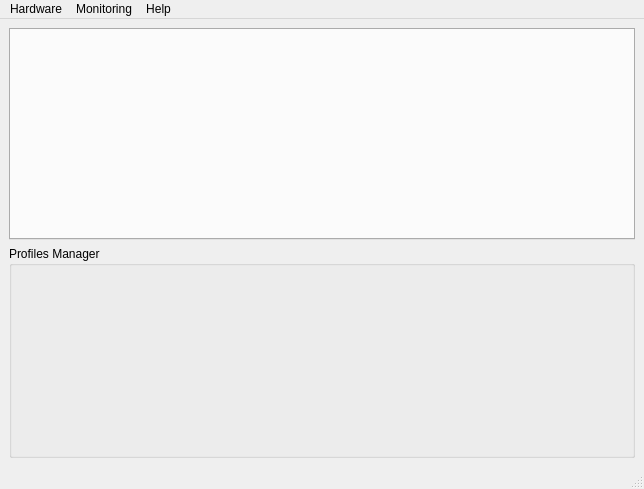
Old version of the form res/MainWindow.ui in the repository manoukianv/OpenFFBoard-configurator.
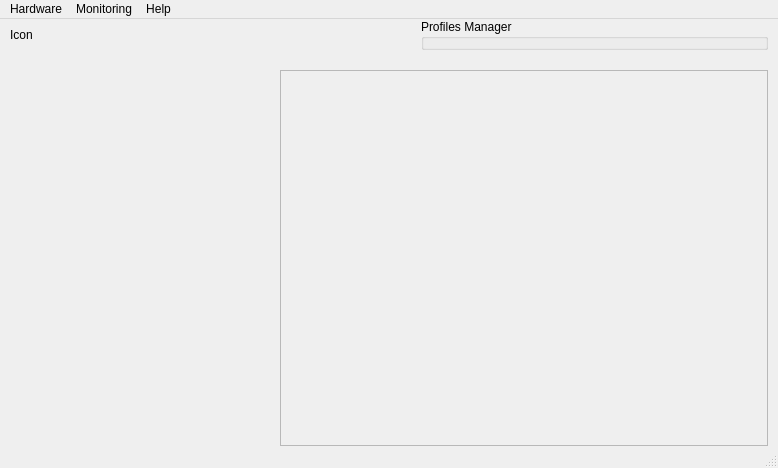
New version of the form.

The edit to the form file:
```diff
--- a/res/MainWindow.ui
+++ b/res/MainWindow.ui
@@ -6,8 +6,8 @@
    <rect>
     <x>0</x>
     <y>0</y>
-    <width>644</width>
-    <height>489</height>
+    <width>778</width>
+    <height>468</height>
    </rect>
   </property>
   <property name="windowTitle">
@@ -20,42 +20,122 @@
      <verstretch>0</verstretch>
     </sizepolicy>
    </property>
-   <layout class="QVBoxLayout" name="verticalLayout_2">
-    <item>
-     <widget class="QTabWidget" name="tabWidget_main">
+   <layout class="QGridLayout" name="gridLayout_2">
+    <property name="leftMargin">
+     <number>10</number>
+    </property>
+    <property name="topMargin">
+     <number>0</number>
+    </property>
+    <property name="rightMargin">
+     <number>10</number>
+    </property>
+    <property name="bottomMargin">
+     <number>0</number>
+    </property>
+    <property name="spacing">
+     <number>20</number>
+    </property>
+    <item row="0" column="0" colspan="2">
+     <layout class="QHBoxLayout" name="top_layout_for_boardinfo" stretch="0,1,1">
+      <item>
+       <widget class="QLabel" name="icon">
+        <property name="sizePolicy">
+         <sizepolicy hsizetype="Fixed" vsizetype="Preferred">
+          <horstretch>0</horstretch>
+          <verstretch>0</verstretch>
+         </sizepolicy>
+        </property>
+        <property name="text">
+         <string>Icon</string>
+        </property>
+       </widget>
+      </item>
+      <item>
+       <widget class="QWidget" name="serial_panel" native="true">
+        <property name="sizePolicy">
+         <sizepolicy hsizetype="Preferred" vsizetype="Fixed">
+          <horstretch>0</horstretch>
+          <verstretch>0</verstretch>
+         </sizepolicy>
+        </property>
+        <layout class="QVBoxLayout" name="verticalLayout_3"/>
+       </widget>
+      </item>
+      <item>
+       <widget class="QGroupBox" name="groupBox_profilemanager">
+        <property name="sizePolicy">
+         <sizepolicy hsizetype="Preferred" vsizetype="Fixed">
+          <horstretch>0</horstretch>
+          <verstretch>0</verstretch>
+         </sizepolicy>
+        </property>
+        <property name="title">
+         <string>Profiles Manager</string>
+        </property>
+       </widget>
+      </item>
+     </layout>
+    </item>
+    <item row="1" column="0">
+     <widget class="QFrame" name="sideMenuFrame">
       <property name="sizePolicy">
-       <sizepolicy hsizetype="Expanding" vsizetype="Preferred">
+       <sizepolicy hsizetype="Preferred" vsizetype="Preferred">
         <horstretch>0</horstretch>
         <verstretch>0</verstretch>
        </sizepolicy>
       </property>
       <property name="minimumSize">
        <size>
-        <width>0</width>
+        <width>250</width>
         <height>0</height>
        </size>
       </property>
-      <property name="currentIndex">
-       <number>-1</number>
+      <property name="layoutDirection">
+       <enum>Qt::LayoutDirection::LeftToRight</enum>
       </property>
+      <layout class="QVBoxLayout" name="verticalLayout">
+       <property name="topMargin">
+        <number>0</number>
+       </property>
+       <property name="bottomMargin">
+        <number>0</number>
+       </property>
+       <item>
+        <spacer name="verticalSpacer">
+         <property name="orientation">
+          <enum>Qt::Orientation::Vertical</enum>
+         </property>
+         <property name="sizeHint" stdset="0">
+          <size>
+           <width>20</width>
+           <height>40</height>
+          </size>
+         </property>
+        </spacer>
+       </item>
+      </layout>
      </widget>
     </item>
-    <item>
-     <widget class="QGroupBox" name="groupBox_main">
+    <item row="1" column="1">
+     <widget class="QStackedWidget" name="content_stack">
       <property name="sizePolicy">
-       <sizepolicy hsizetype="Preferred" vsizetype="Preferred">
+       <sizepolicy hsizetype="Preferred" vsizetype="Expanding">
         <horstretch>0</horstretch>
         <verstretch>0</verstretch>
        </sizepolicy>
       </property>
-      <property name="title">
-       <string>Profiles Manager</string>
+      <property name="frameShape">
+       <enum>QFrame::Shape::StyledPanel</enum>
+      </property>
+      <property name="frameShadow">
+       <enum>QFrame::Shadow::Raised</enum>
+      </property>
+      <property name="lineWidth">
+       <number>1</number>
       </property>
      </widget>
     </item>
-    <item>
-     <layout class="QGridLayout" name="gridLayout"/>
-    </item>
    </layout>
   </widget>
   <widget class="QMenuBar" name="menubar">
@@ -63,7 +143,7 @@
     <rect>
      <x>0</x>
      <y>0</y>
-     <width>644</width>
+     <width>778</width>
      <height>21</height>
     </rect>
    </property>
```
